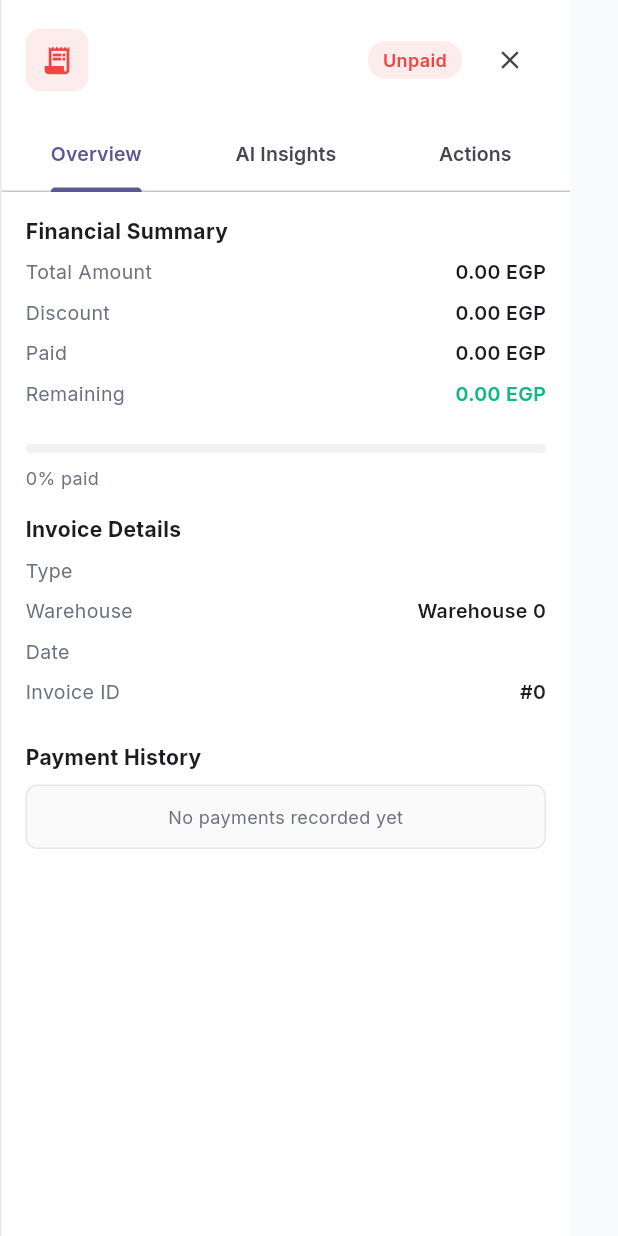
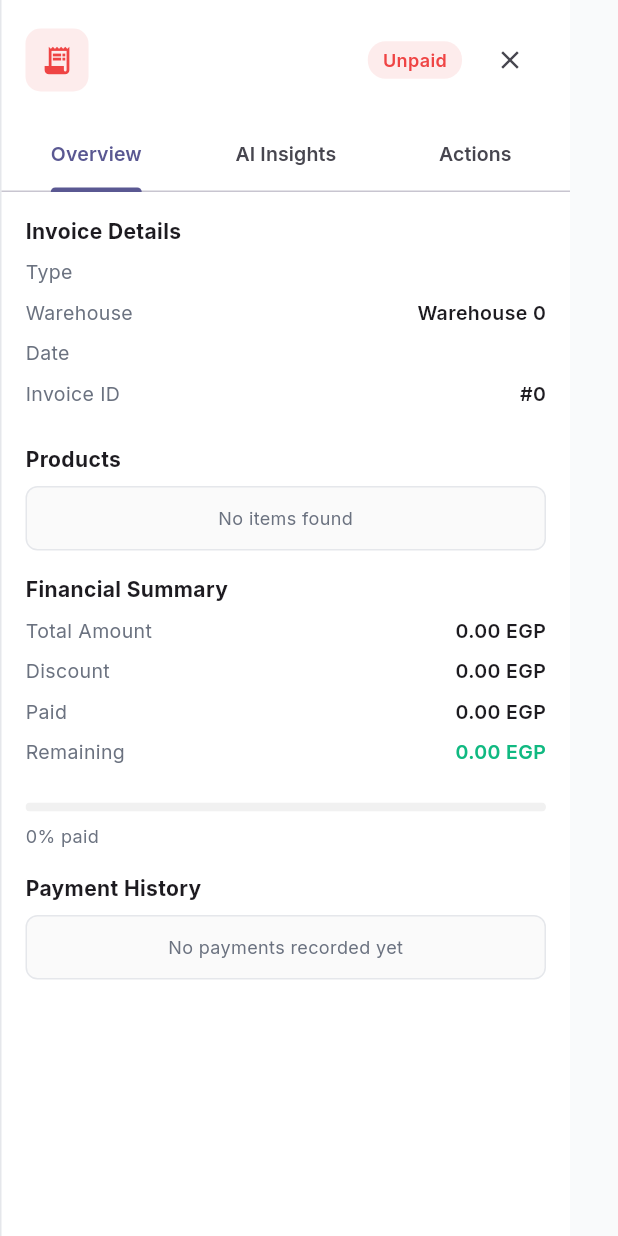
Before and after one commit to coder-contrib/ERP-With-AI-Assistant, a Flutter app: the SaleDetailDrawer widget shown alone on an empty page, opened directly with empty values, on a phone screen of 412 x 824 dp. Run offline on Flutter 3.47's test engine with Material 3 defaults, Android fonts, the phone set to English and light mode, and no system bars; our stand-ins replace dio, fl_chart, flutter_riverpod, flutter_secure_storage, go_router, google_fonts and 2 more; missing offline and left inert: dart:html; accounts and stored records are empty; network calls fail.

Commit message:
feat: display products in invoice drawer and print report
- Fetches invoice items (with product names) from GET /sales/{id}/items
- Shows "Products" section in Overview tab with product name, qty × price, total, and discount
- Includes a full products table in the printed invoice report
- Both items and payments are loaded in parallel on drawer open

GIT_AUTHOR_NAME: Claude Code (AI Agent)
GIT_AUTHOR_EMAIL: noreply@anthropic.com

```diff
--- a/frontend/lib/features/sales/presentation/sale_detail_drawer.dart
+++ b/frontend/lib/features/sales/presentation/sale_detail_drawer.dart
@@ -28,12 +28,14 @@ class _SaleDetailDrawerState extends ConsumerState<SaleDetailDrawer> with Single
   bool _aiLoading = false;
   List<InvoicePaymentModel> _payments = [];
   bool _paymentsLoading = false;
+  List<InvoiceItemModel> _items = [];
+  bool _itemsLoading = false;
 
   @override
   void initState() {
     super.initState();
     _tabController = TabController(length: 3, vsync: this);
-    _loadPayments();
+    _loadData();
   }
 
   @override
@@ -42,14 +44,30 @@ class _SaleDetailDrawerState extends ConsumerState<SaleDetailDrawer> with Single
     super.dispose();
   }
 
-  Future<void> _loadPayments() async {
-    setState(() => _paymentsLoading = true);
+  Future<void> _loadData() async {
+    setState(() {
+      _paymentsLoading = true;
+      _itemsLoading = true;
+    });
+    final repo = ref.read(salesRepositoryProvider);
     try {
-      final repo = ref.read(salesRepositoryProvider);
-      final payments = await repo.getInvoicePayments(widget.invoice.invoiceId);
-      if (mounted) setState(() => _payments = payments);
+      final results = await Future.wait([
+        repo.getInvoicePayments(widget.invoice.invoiceId),
+        repo.getInvoiceItems(widget.invoice.invoiceId),
+      ]);
+      if (mounted) {
+        setState(() {
+          _payments = results[0] as List<InvoicePaymentModel>;
+          _items = results[1] as List<InvoiceItemModel>;
+        });
+      }
     } catch (_) {}
-    if (mounted) setState(() => _paymentsLoading = false);
+    if (mounted) {
+      setState(() {
+        _paymentsLoading = false;
+        _itemsLoading = false;
+      });
+    }
   }
 
   @override
@@ -126,6 +144,15 @@ class _SaleDetailDrawerState extends ConsumerState<SaleDetailDrawer> with Single
       child: Column(
         crossAxisAlignment: CrossAxisAlignment.start,
         children: [
+          _sectionTitle('Invoice Details'),
+          const SizedBox(height: 8),
+          _infoRow('Type', inv.invoiceType.toUpperCase(), isDark),
+          _infoRow('Warehouse', 'Warehouse ${inv.warehouseId}', isDark),
+          if (inv.invoiceDate != null) _infoRow('Date', _formatDate(inv.invoiceDate!), isDark),
+          _infoRow('Invoice ID', '#${inv.invoiceId}', isDark),
+          const SizedBox(height: 16),
+          _buildProductsList(isDark),
+          const SizedBox(height: 16),
           _sectionTitle('Financial Summary'),
           const SizedBox(height: 8),
           _infoRow('Total Amount', '${inv.total.toStringAsFixed(2)} EGP', isDark),
@@ -147,16 +174,101 @@ class _SaleDetailDrawerState extends ConsumerState<SaleDetailDrawer> with Single
             Text('${(inv.paid / (inv.total > 0 ? inv.total : 1) * 100).toStringAsFixed(0)}% paid', style: TextStyle(fontSize: 12, color: isDark ? AppColors.darkTextSecondary : AppColors.textSecondary)),
             const SizedBox(height: 16),
           ],
-          _sectionTitle('Invoice Details'),
-          const SizedBox(height: 8),
-          _infoRow('Type', inv.invoiceType.toUpperCase(), isDark),
-          _infoRow('Warehouse', 'Warehouse ${inv.warehouseId}', isDark),
-          if (inv.invoiceDate != null) _infoRow('Date', _formatDate(inv.invoiceDate!), isDark),
-          _infoRow('Invoice ID', '#${inv.invoiceId}', isDark),
-          const SizedBox(height: 16),
           _buildPaymentHistory(isDark),
         ],
       ),
+    );
+  }
+
+  Widget _buildProductsList(bool isDark) {
+    return Column(
+      crossAxisAlignment: CrossAxisAlignment.start,
+      children: [
+        Row(
+          children: [
+            _sectionTitle('Products'),
+            const SizedBox(width: 6),
+            if (!_itemsLoading && _items.isNotEmpty)
+              Container(
+                padding: const EdgeInsets.symmetric(horizontal: 6, vertical: 1),
+                decoration: BoxDecoration(color: AppColors.primary.withOpacity(0.1), borderRadius: BorderRadius.circular(10)),
+                child: Text('${_items.length}', style: const TextStyle(fontSize: 11, fontWeight: FontWeight.w600, color: AppColors.primary)),
+              ),
+            const Spacer(),
+            if (_itemsLoading)
+              const SizedBox(width: 14, height: 14, child: CircularProgressIndicator(strokeWidth: 2)),
+          ],
+        ),
+        const SizedBox(height: 8),
+        if (_items.isEmpty && !_itemsLoading)
+          Container(
+            width: double.infinity,
+            padding: const EdgeInsets.all(12),
+            decoration: BoxDecoration(
+              color: Colors.grey.withOpacity(0.05),
+              borderRadius: BorderRadius.circular(8),
+              border: Border.all(color: isDark ? AppColors.darkBorder : AppColors.border),
+            ),
+            child: Text(
+              'No items found',
+              style: TextStyle(fontSize: 12, color: isDark ? AppColors.darkTextSecondary : AppColors.textSecondary),
+              textAlign: TextAlign.center,
+            ),
+          ),
+        ..._items.map((item) => Container(
+          margin: const EdgeInsets.only(bottom: 8),
+          padding: const EdgeInsets.all(12),
+          decoration: BoxDecoration(
+            borderRadius: BorderRadius.circular(8),
+            border: Border.all(color: isDark ? AppColors.darkBorder : AppColors.border),
+          ),
+          child: Row(
+            children: [
+              Container(
+                padding: const EdgeInsets.all(6),
+                decoration: BoxDecoration(
+                  color: AppColors.primary.withOpacity(0.08),
+                  borderRadius: BorderRadius.circular(6),
+                ),
+                child: const Icon(Icons.inventory_2_outlined, color: AppColors.primary, size: 16),
+              ),
+              const SizedBox(width: 10),
+              Expanded(
+                child: Column(
+                  crossAxisAlignment: CrossAxisAlignment.start,
+                  children: [
+                    Text(
+                      item.productName,
+                      style: const TextStyle(fontSize: 13, fontWeight: FontWeight.w600),
+                      maxLines: 1,
+                      overflow: TextOverflow.ellipsis,
+                    ),
+                    const SizedBox(height: 2),
+                    Text(
+                      '${item.soldQuantity % 1 == 0 ? item.soldQuantity.toInt() : item.soldQuantity.toStringAsFixed(2)} ${item.unitType} × ${item.unitPrice.toStringAsFixed(2)} EGP',
+                      style: TextStyle(fontSize: 11, color: isDark ? AppColors.darkTextSecondary : AppColors.textSecondary),
+                    ),
+                  ],
+                ),
+              ),
+              Column(
+                crossAxisAlignment: CrossAxisAlignment.end,
+                children: [
+                  Text(
+                    '${item.totalPrice.toStringAsFixed(2)} EGP',
+                    style: const TextStyle(fontSize: 13, fontWeight: FontWeight.w700),
+                  ),
+                  if (item.discount > 0)
+                    Text(
+                      '-${item.discount.toStringAsFixed(2)}',
+                      style: const TextStyle(fontSize: 11, color: AppColors.error),
+                    ),
+                ],
+              ),
+            ],
+          ),
+        )),
+      ],
     );
   }
 
@@ -379,6 +491,27 @@ class _SaleDetailDrawerState extends ConsumerState<SaleDetailDrawer> with Single
   </table>
 </div>
 ''';
+
+    if (_items.isNotEmpty) {
+      tableHtml += buildTableHtml(
+        sectionTitle: 'Products',
+        headers: ['#', 'Product', 'Qty', 'Unit', 'Price', 'Discount', 'Total'],
+        rows: _items.asMap().entries.map((entry) {
+          final i = entry.key + 1;
+          final item = entry.value;
+          final qty = item.soldQuantity % 1 == 0 ? '${item.soldQuantity.toInt()}' : item.soldQuantity.toStringAsFixed(2);
+          return [
+            '$i',
+            item.productName,
+            qty,
+            item.unitType,
+            item.unitPrice.toStringAsFixed(2),
+            item.discount.toStringAsFixed(2),
+            item.totalPrice.toStringAsFixed(2),
+          ];
+        }).toList(),
+      );
+    }
 
     tableHtml += buildTableHtml(
       sectionTitle: 'Payment Summary',
```
